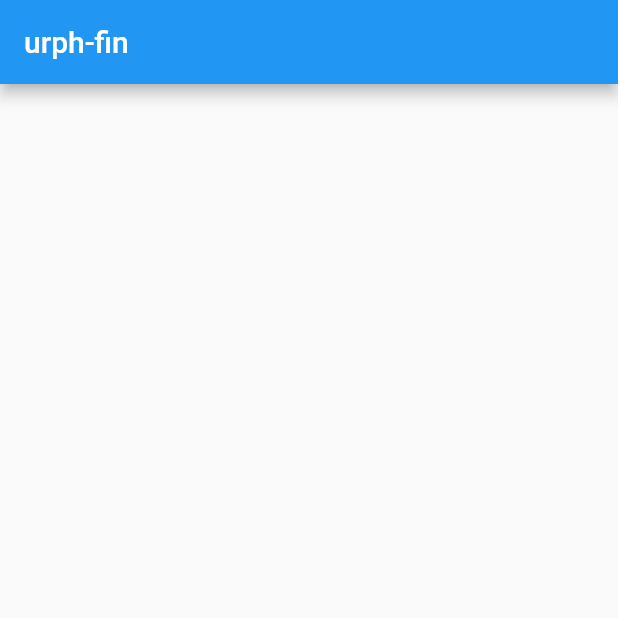
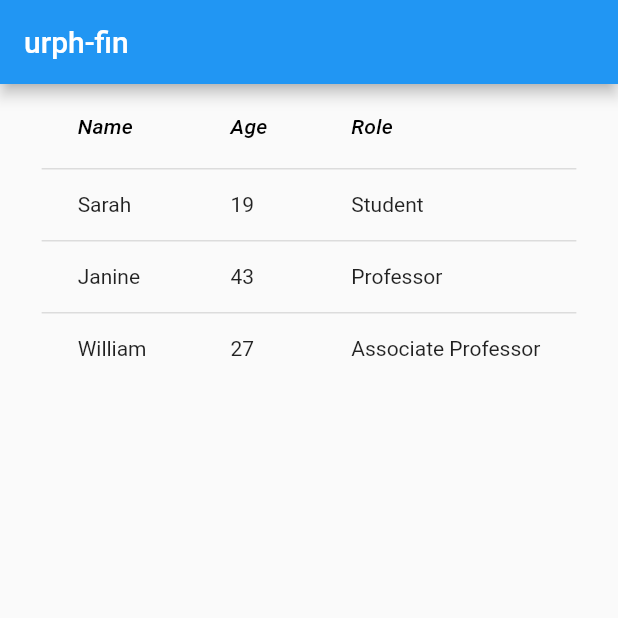
Before and after one commit to murphytalk/urph-fin, a Flutter app: the screen it shows after launch, on a phone screen of 412 x 824 dp, the top half of it. Run offline on Flutter 3.47's test engine with Material 2 defaults, Android fonts, the phone set to English and light mode, and no system bars; missing offline and left inert: dart:ffi; statements that could not run were skipped.

Commit message:
added sample data table

```diff
--- a/flutter-app/lib/main.dart
+++ b/flutter-app/lib/main.dart
@@ -82,6 +82,67 @@ class _WidthAwareViewState extends State<WidthAwareView> {
     // https://api.flutter.dev/flutter/widgets/MediaQuery/of.html
     final screenWidth = MediaQuery.of(context).size.width;
     print('build split view, screen width = $screenWidth');
-    return Container();
+    return const Expanded(
+      child: Overview(),
+    );
   }
 }
+
+class Overview extends StatefulWidget {
+  const Overview({Key? key}) : super(key: key);
+
+  @override
+  State<Overview> createState() => _OverviewState();
+}
+
+class _OverviewState extends State<Overview> {
+  @override
+  Widget build(BuildContext context) {
+    print('build overview');
+    return DataTable(
+      columns: const <DataColumn>[
+        DataColumn(
+          label: Text(
+            'Name',
+            style: TextStyle(fontStyle: FontStyle.italic),
+          ),
+        ),
+        DataColumn(
+          label: Text(
+            'Age',
+            style: TextStyle(fontStyle: FontStyle.italic),
+          ),
+        ),
+        DataColumn(
+          label: Text(
+            'Role',
+            style: TextStyle(fontStyle: FontStyle.italic),
+          ),
+        ),
+      ],
+      rows: const <DataRow>[
+        DataRow(
+          cells: <DataCell>[
+            DataCell(Text('Sarah')),
+            DataCell(Text('19')),
+            DataCell(Text('Student')),
+          ],
+        ),
+        DataRow(
+          cells: <DataCell>[
+            DataCell(Text('Janine')),
+            DataCell(Text('43')),
+            DataCell(Text('Professor')),
+          ],
+        ),
+        DataRow(
+          cells: <DataCell>[
+            DataCell(Text('William')),
+            DataCell(Text('27')),
+            DataCell(Text('Associate Professor')),
+          ],
+        ),
+      ],
+    );
+  }
+}
```
